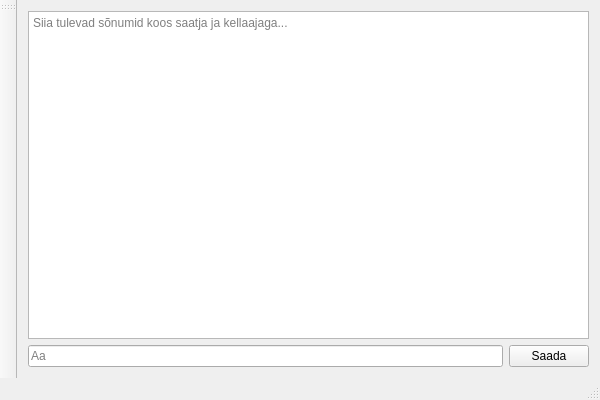
Qt form FormLogin/FormMessenger.ui (sitisl/Mola_rakendus) before a commit.
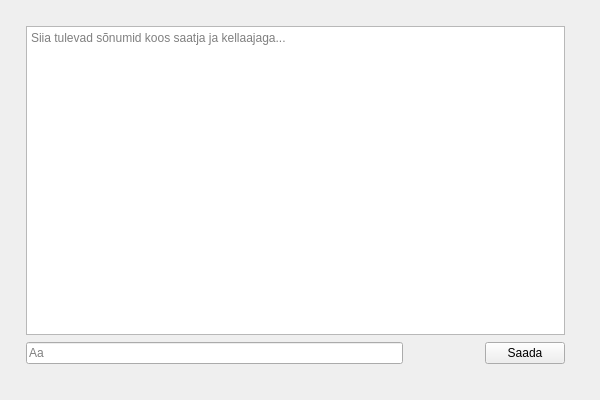
The same form after that commit. Icons and pictures are not drawn.

What changed in the file:
```diff
--- a/FormLogin/FormMessenger.ui
+++ b/FormLogin/FormMessenger.ui
@@ -2,6 +2,9 @@
 <ui version="4.0">
  <class>FormMessengerClass</class>
  <widget class="QMainWindow" name="FormMessengerClass">
+  <property name="enabled">
+   <bool>true</bool>
+  </property>
   <property name="geometry">
    <rect>
     <x>0</x>
@@ -10,19 +13,54 @@
     <height>400</height>
    </rect>
   </property>
+  <property name="minimumSize">
+   <size>
+    <width>600</width>
+    <height>400</height>
+   </size>
+  </property>
+  <property name="maximumSize">
+   <size>
+    <width>600</width>
+    <height>400</height>
+   </size>
+  </property>
   <property name="windowTitle">
    <string>MÖLA</string>
   </property>
   <widget class="QWidget" name="centralWidget">
+   <widget class="QWidget" name="">
+    <property name="geometry">
+     <rect>
+      <x>15</x>
+      <y>15</y>
+      <width>561</width>
+      <height>361</height>
+     </rect>
+    </property>
    <layout class="QGridLayout" name="gridLayout">
-    <item row="2" column="0">
-     <widget class="QLineEdit" name="lineEditMessage">
-      <property name="placeholderText">
-       <string>Aa</string>
+     <item row="1" column="2">
+      <widget class="QPushButton" name="btnEmoji">
+       <property name="minimumSize">
+        <size>
+         <width>24</width>
+         <height>24</height>
+        </size>
+       </property>
+       <property name="styleSheet">
+        <string notr="true">background-color: transparent;
+border-image: url(:/myresources/icons/Smile.png);
+background: none;
+border: none;
+background-repeat: none;
+</string>
+       </property>
+       <property name="text">
+        <string/>
       </property>
      </widget>
     </item>
-    <item row="1" column="0" colspan="2">
+     <item row="0" column="0" colspan="4">
      <widget class="QTextEdit" name="textEdit">
       <property name="readOnly">
        <bool>true</bool>
@@ -32,34 +70,44 @@
       </property>
      </widget>
     </item>
-    <item row="2" column="1">
+     <item row="1" column="0">
+      <widget class="QLineEdit" name="lineEditMessage">
+       <property name="placeholderText">
+        <string>Aa</string>
+       </property>
+      </widget>
+     </item>
+     <item row="1" column="3">
      <widget class="QPushButton" name="btnSend">
       <property name="text">
        <string>Saada</string>
       </property>
      </widget>
     </item>
-   </layout>
-  </widget>
-  <widget class="QMenuBar" name="menuBar">
-   <property name="geometry">
-    <rect>
-     <x>0</x>
-     <y>0</y>
-     <width>600</width>
-     <height>22</height>
-    </rect>
-   </property>
+     <item row="1" column="1">
+      <widget class="QPushButton" name="btnPicture">
+       <property name="minimumSize">
+        <size>
+         <width>24</width>
+         <height>24</height>
+        </size>
+       </property>
+       <property name="styleSheet">
+        <string notr="true">background-color: transparent;
+border-image: url(:/myresources/icons/Image.png);
+background: none;
+border: none;
+background-repeat: none;
+</string>
+       </property>
+       <property name="text">
+        <string/>
+       </property>
+      </widget>
+     </item>
+    </layout>
+   </widget>
   </widget>
-  <widget class="QToolBar" name="mainToolBar">
-   <attribute name="toolBarArea">
-    <enum>LeftToolBarArea</enum>
-   </attribute>
-   <attribute name="toolBarBreak">
-    <bool>false</bool>
-   </attribute>
-  </widget>
-  <widget class="QStatusBar" name="statusBar"/>
  </widget>
  <layoutdefault spacing="6" margin="11"/>
  <resources/>
```
Left out of the diff: 4 changed lines with no effect on the pictures. Lines whose indentation alone changed are shown as unchanged.
